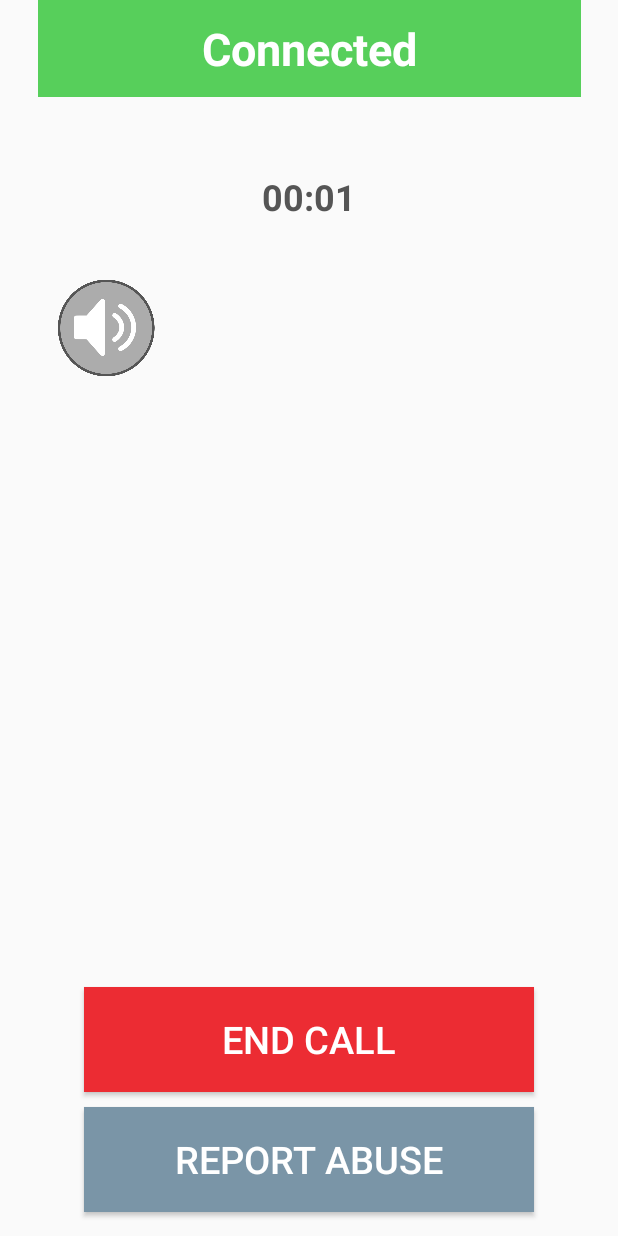
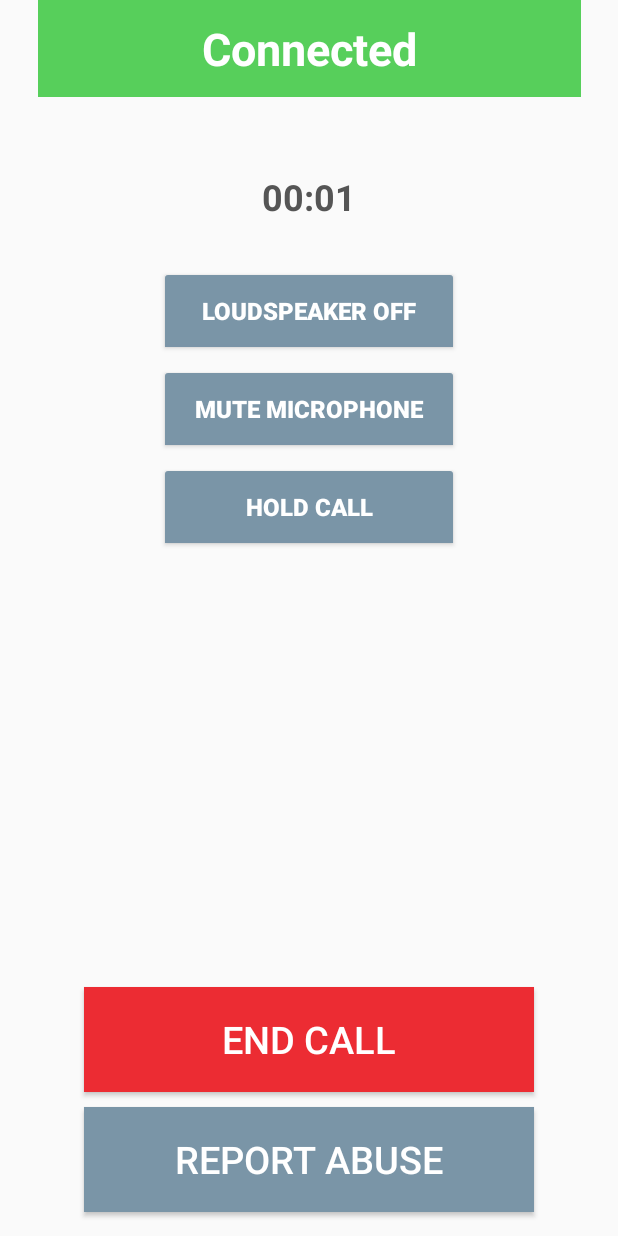
Before and after one commit to PeterJamesO/Diabuddy, an Android app: the userCallScreen screen opened directly, with no data from a screen before it, on a phone screen of 412 x 824 dp. Run offline under Robolectric (Android 15) with nearby library versions, the phone set to English and light mode, and no system bars.

Commit message:
Added functionality to Call Screen.  - Coded loudspeaker button

```diff
--- a/app/src/main/java/whsct/test/userCallScreen.java
+++ b/app/src/main/java/whsct/test/userCallScreen.java
@@ -1,15 +1,16 @@
 package whsct.test;
 
+import android.content.Context;
 import android.content.Intent;
+import android.media.AudioManager;
 import android.os.SystemClock;
 import android.support.v7.app.AppCompatActivity;
 import android.os.Bundle;
 import android.view.View;
 import android.widget.Chronometer;
-import android.widget.ImageButton;
 
 public class userCallScreen extends AppCompatActivity {
-    ImageButton button;
+    public void boolean loudspeaker = true;
 
     @Override
     protected void onCreate(Bundle savedInstanceState) {
@@ -21,14 +22,20 @@ public class userCallScreen extends AppCompatActivity {
 
         simpleChronometer.start();
 
-        // Loudspeaker Button
-        button= (ImageButton)findViewById(R.id.loudspeakerButton);
-        button.setOnClickListener(new View.OnClickListener() {
-            @Override
-            public void onClick(View view) {
-                button.setBackgroundResource(R.drawable.speakeroff);
-            }
-        });
+
+    }
+
+    public void loudspeakerButton(View view) {
+        //Loudspeaker
+        if (loudspeaker = true) {
+            AudioManager audioManager = (AudioManager)getApplicationContext().getSystemService(Context.AUDIO_SERVICE);
+            audioManager.setMode(AudioManager.MODE_IN_CALL);
+            audioManager.setSpeakerphoneOn(true);
+        }
+        else (loudspeaker = false) {
+            AudioManager audioManager = (AudioManager)getApplicationContext().getSystemService(Context.AUDIO_SERVICE);
+            audioManager.setSpeakerphoneOn(false);
+        }
     }
 
     public void endCallButton(View view) {
@@ -39,9 +46,7 @@ public class userCallScreen extends AppCompatActivity {
         Chronometer simpleChronometer = (Chronometer) findViewById(R.id.callChronometer);
         simpleChronometer.setBase(SystemClock.elapsedRealtime());
         simpleChronometer.stop();
+        startActivity(intent);
 
-        // Loudspeaker Button
-        startActivity(intent);
     }
-
 }
--- a/app/src/main/res/layout/user_call_screen.xml
+++ b/app/src/main/res/layout/user_call_screen.xml
@@ -77,14 +77,58 @@
         app:layout_constraintRight_toRightOf="parent"
         app:layout_constraintTop_toBottomOf="@+id/textView14" />
 
-    <ImageButton
+    <ToggleButton
         android:id="@+id/loudspeakerButton"
-        android:layout_width="80dp"
-        android:layout_height="80dp"
-        android:background="@drawable/speakeroff"
-        android:scaleType="centerCrop"
-        android:layout_marginTop="29dp"
-        app:layout_constraintTop_toBottomOf="@+id/callChronometer"
-        android:layout_marginLeft="30dp"
-        app:layout_constraintLeft_toLeftOf="parent" />
+        android:layout_width="200dp"
+        android:layout_height="60dp"
+        android:layout_marginLeft="8dp"
+        android:layout_marginRight="8dp"
+        android:layout_marginTop="30dp"
+        android:backgroundTint="#7a95a7"
+        android:text="ToggleButton"
+        android:textColor="#ffffff"
+        android:textOff="Loudspeaker Off"
+        android:textOn="Loudspeaker On"
+        android:textSize="16sp"
+        android:textStyle="bold"
+        app:layout_constraintLeft_toLeftOf="parent"
+        app:layout_constraintRight_toRightOf="parent"
+        app:layout_constraintTop_toBottomOf="@+id/callChronometer" />
+
+    <ToggleButton
+        android:id="@+id/toggleButton2"
+        android:layout_width="200dp"
+        android:layout_height="60dp"
+        android:layout_marginLeft="8dp"
+        android:layout_marginRight="8dp"
+        android:layout_marginTop="5dp"
+        android:backgroundTint="#7a95a7"
+        android:text="ToggleButton"
+        android:textColor="#ffffff"
+        android:textOff="Hold Call"
+        android:textOn="Unhold Call"
+        android:textSize="16sp"
+        android:textStyle="bold"
+        app:layout_constraintLeft_toLeftOf="parent"
+        app:layout_constraintRight_toRightOf="parent"
+        app:layout_constraintTop_toBottomOf="@+id/toggleButton3" />
+
+    <ToggleButton
+        android:id="@+id/toggleButton3"
+        android:layout_width="200dp"
+        android:layout_height="60dp"
+        android:layout_marginLeft="8dp"
+        android:layout_marginRight="8dp"
+        android:layout_marginTop="5dp"
+        android:backgroundTint="#7a95a7"
+        android:text="ToggleButton"
+        android:textColor="#ffffff"
+        android:textOff="Mute Microphone"
+        android:textOn="Unmute Microphone"
+        android:textSize="16sp"
+        android:textStyle="bold"
+        app:layout_constraintLeft_toLeftOf="parent"
+        app:layout_constraintRight_toRightOf="parent"
+        app:layout_constraintTop_toBottomOf="@+id/loudspeakerButton" />
+
 </android.support.constraint.ConstraintLayout>
```
